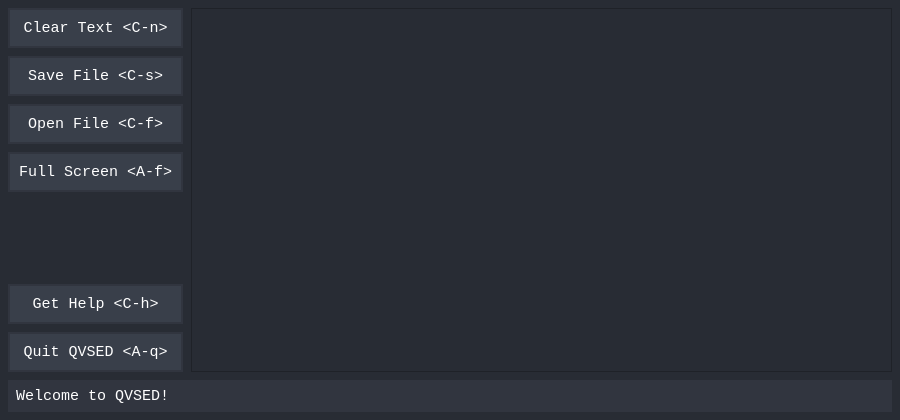
Above: qvsed/qvsed.ui from That1M8Head/QVSED before the change. Below: the same form after it.
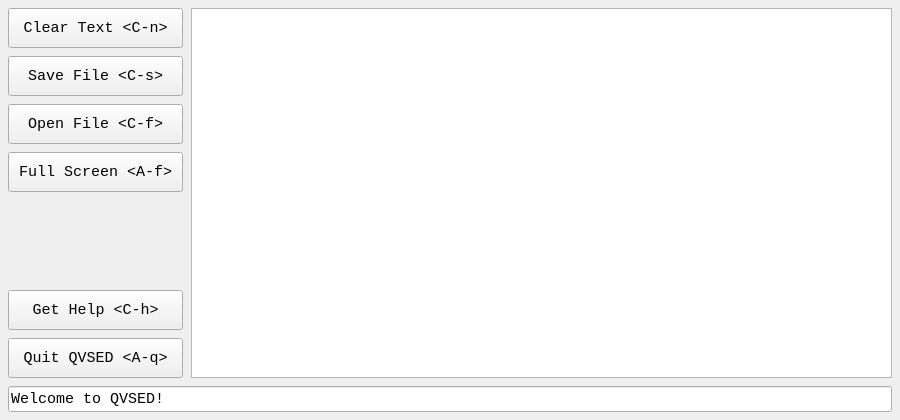
That is the form after the change.

Commit message:
Fixed the whole styling thing
Styling in config.py has been made a lot more minimal.
Removed the style sheets from the UI file, so that I can set them in my code dynamically.
And it should all work now.
Fingers crossed.

Patch:
```diff
--- a/qvsed/qvsed.ui
+++ b/qvsed/qvsed.ui
@@ -11,448 +11,6 @@
     <height>420</height>
    </rect>
   </property>
-  <property name="palette">
-   <palette>
-    <active>
-     <colorrole role="WindowText">
-      <brush brushstyle="SolidPattern">
-       <color alpha="255">
-        <red>255</red>
-        <green>255</green>
-        <blue>255</blue>
-       </color>
-      </brush>
-     </colorrole>
-     <colorrole role="Button">
-      <brush brushstyle="SolidPattern">
-       <color alpha="255">
-        <red>40</red>
-        <green>44</green>
-        <blue>52</blue>
-       </color>
-      </brush>
-     </colorrole>
-     <colorrole role="Light">
-      <brush brushstyle="SolidPattern">
-       <color alpha="255">
-        <red>255</red>
-        <green>255</green>
-        <blue>255</blue>
-       </color>
-      </brush>
-     </colorrole>
-     <colorrole role="Midlight">
-      <brush brushstyle="SolidPattern">
-       <color alpha="255">
-        <red>255</red>
-        <green>255</green>
-        <blue>255</blue>
-       </color>
-      </brush>
-     </colorrole>
-     <colorrole role="Dark">
-      <brush brushstyle="SolidPattern">
-       <color alpha="255">
-        <red>127</red>
-        <green>127</green>
-        <blue>127</blue>
-       </color>
-      </brush>
-     </colorrole>
-     <colorrole role="Mid">
-      <brush brushstyle="SolidPattern">
-       <color alpha="255">
-        <red>170</red>
-        <green>170</green>
-        <blue>170</blue>
-       </color>
-      </brush>
-     </colorrole>
-     <colorrole role="Text">
-      <brush brushstyle="SolidPattern">
-       <color alpha="255">
-        <red>255</red>
-        <green>255</green>
-        <blue>255</blue>
-       </color>
-      </brush>
-     </colorrole>
-     <colorrole role="BrightText">
-      <brush brushstyle="SolidPattern">
-       <color alpha="255">
-        <red>255</red>
-        <green>255</green>
-        <blue>255</blue>
-       </color>
-      </brush>
-     </colorrole>
-     <colorrole role="ButtonText">
-      <brush brushstyle="SolidPattern">
-       <color alpha="255">
-        <red>255</red>
-        <green>255</green>
-        <blue>255</blue>
-       </color>
-      </brush>
-     </colorrole>
-     <colorrole role="Base">
-      <brush brushstyle="SolidPattern">
-       <color alpha="255">
-        <red>40</red>
-        <green>44</green>
-        <blue>52</blue>
-       </color>
-      </brush>
-     </colorrole>
-     <colorrole role="Window">
-      <brush brushstyle="SolidPattern">
-       <color alpha="255">
-        <red>40</red>
-        <green>44</green>
-        <blue>52</blue>
-       </color>
-      </brush>
-     </colorrole>
-     <colorrole role="Shadow">
-      <brush brushstyle="SolidPattern">
-       <color alpha="255">
-        <red>0</red>
-        <green>0</green>
-        <blue>0</blue>
-       </color>
-      </brush>
-     </colorrole>
-     <colorrole role="AlternateBase">
-      <brush brushstyle="SolidPattern">
-       <color alpha="255">
-        <red>255</red>
-        <green>255</green>
-        <blue>255</blue>
-       </color>
-      </brush>
-     </colorrole>
-     <colorrole role="ToolTipBase">
-      <brush brushstyle="SolidPattern">
-       <color alpha="255">
-        <red>255</red>
-        <green>255</green>
-        <blue>220</blue>
-       </color>
-      </brush>
-     </colorrole>
-     <colorrole role="ToolTipText">
-      <brush brushstyle="SolidPattern">
-       <color alpha="255">
-        <red>0</red>
-        <green>0</green>
-        <blue>0</blue>
-       </color>
-      </brush>
-     </colorrole>
-     <colorrole role="PlaceholderText">
-      <brush brushstyle="SolidPattern">
-       <color alpha="128">
-        <red>0</red>
-        <green>0</green>
-        <blue>0</blue>
-       </color>
-      </brush>
-     </colorrole>
-    </active>
-    <inactive>
-     <colorrole role="WindowText">
-      <brush brushstyle="SolidPattern">
-       <color alpha="255">
-        <red>255</red>
-        <green>255</green>
-        <blue>255</blue>
-       </color>
-      </brush>
-     </colorrole>
-     <colorrole role="Button">
-      <brush brushstyle="SolidPattern">
-       <color alpha="255">
-        <red>40</red>
-        <green>44</green>
-        <blue>52</blue>
-       </color>
-      </brush>
-     </colorrole>
-     <colorrole role="Light">
-      <brush brushstyle="SolidPattern">
-       <color alpha="255">
-        <red>255</red>
-        <green>255</green>
-        <blue>255</blue>
-       </color>
-      </brush>
-     </colorrole>
-     <colorrole role="Midlight">
-      <brush brushstyle="SolidPattern">
-       <color alpha="255">
-        <red>255</red>
-        <green>255</green>
-        <blue>255</blue>
-       </color>
-      </brush>
-     </colorrole>
-     <colorrole role="Dark">
-      <brush brushstyle="SolidPattern">
-       <color alpha="255">
-        <red>127</red>
-        <green>127</green>
-        <blue>127</blue>
-       </color>
-      </brush>
-     </colorrole>
-     <colorrole role="Mid">
-      <brush brushstyle="SolidPattern">
-       <color alpha="255">
-        <red>170</red>
-        <green>170</green>
-        <blue>170</blue>
-       </color>
-      </brush>
-     </colorrole>
-     <colorrole role="Text">
-      <brush brushstyle="SolidPattern">
-       <color alpha="255">
-        <red>255</red>
-        <green>255</green>
-        <blue>255</blue>
-       </color>
-      </brush>
-     </colorrole>
-     <colorrole role="BrightText">
-      <brush brushstyle="SolidPattern">
-       <color alpha="255">
-        <red>255</red>
-        <green>255</green>
-        <blue>255</blue>
-       </color>
-      </brush>
-     </colorrole>
-     <colorrole role="ButtonText">
-      <brush brushstyle="SolidPattern">
-       <color alpha="255">
-        <red>255</red>
-        <green>255</green>
-        <blue>255</blue>
-       </color>
-      </brush>
-     </colorrole>
-     <colorrole role="Base">
-      <brush brushstyle="SolidPattern">
-       <color alpha="255">
-        <red>40</red>
-        <green>44</green>
-        <blue>52</blue>
-       </color>
-      </brush>
-     </colorrole>
-     <colorrole role="Window">
-      <brush brushstyle="SolidPattern">
-       <color alpha="255">
-        <red>40</red>
-        <green>44</green>
-        <blue>52</blue>
-       </color>
-      </brush>
-     </colorrole>
-     <colorrole role="Shadow">
-      <brush brushstyle="SolidPattern">
-       <color alpha="255">
-        <red>0</red>
-        <green>0</green>
-        <blue>0</blue>
-       </color>
-      </brush>
-     </colorrole>
-     <colorrole role="AlternateBase">
-      <brush brushstyle="SolidPattern">
-       <color alpha="255">
-        <red>255</red>
-        <green>255</green>
-        <blue>255</blue>
-       </color>
-      </brush>
-     </colorrole>
-     <colorrole role="ToolTipBase">
-      <brush brushstyle="SolidPattern">
-       <color alpha="255">
-        <red>255</red>
-        <green>255</green>
-        <blue>220</blue>
-       </color>
-      </brush>
-     </colorrole>
-     <colorrole role="ToolTipText">
-      <brush brushstyle="SolidPattern">
-       <color alpha="255">
-        <red>0</red>
-        <green>0</green>
-        <blue>0</blue>
-       </color>
-      </brush>
-     </colorrole>
-     <colorrole role="PlaceholderText">
-      <brush brushstyle="SolidPattern">
-       <color alpha="128">
-        <red>0</red>
-        <green>0</green>
-        <blue>0</blue>
-       </color>
-      </brush>
-     </colorrole>
-    </inactive>
-    <disabled>
-     <colorrole role="WindowText">
-      <brush brushstyle="SolidPattern">
-       <color alpha="255">
-        <red>255</red>
-        <green>255</green>
-        <blue>255</blue>
-       </color>
-      </brush>
-     </colorrole>
-     <colorrole role="Button">
-      <brush brushstyle="SolidPattern">
-       <color alpha="255">
-        <red>40</red>
-        <green>44</green>
-        <blue>52</blue>
-       </color>
-      </brush>
-     </colorrole>
-     <colorrole role="Light">
-      <brush brushstyle="SolidPattern">
-       <color alpha="255">
-        <red>255</red>
-        <green>255</green>
-        <blue>255</blue>
-       </color>
-      </brush>
-     </colorrole>
-     <colorrole role="Midlight">
-      <brush brushstyle="SolidPattern">
-       <color alpha="255">
-        <red>255</red>
-        <green>255</green>
-        <blue>255</blue>
-       </color>
-      </brush>
-     </colorrole>
-     <colorrole role="Dark">
-      <brush brushstyle="SolidPattern">
-       <color alpha="255">
-        <red>127</red>
-        <green>127</green>
-        <blue>127</blue>
-       </color>
-      </brush>
-     </colorrole>
-     <colorrole role="Mid">
-      <brush brushstyle="SolidPattern">
-       <color alpha="255">
-        <red>170</red>
-        <green>170</green>
-        <blue>170</blue>
-       </color>
-      </brush>
-     </colorrole>
-     <colorrole role="Text">
-      <brush brushstyle="SolidPattern">
-       <color alpha="255">
-        <red>255</red>
-        <green>255</green>
-        <blue>255</blue>
-       </color>
-      </brush>
-     </colorrole>
-     <colorrole role="BrightText">
-      <brush brushstyle="SolidPattern">
-       <color alpha="255">
-        <red>255</red>
-        <green>255</green>
-        <blue>255</blue>
-       </color>
-      </brush>
-     </colorrole>
-     <colorrole role="ButtonText">
-      <brush brushstyle="SolidPattern">
-       <color alpha="255">
-        <red>255</red>
-        <green>255</green>
-        <blue>255</blue>
-       </color>
-      </brush>
-     </colorrole>
-     <colorrole role="Base">
-      <brush brushstyle="SolidPattern">
-       <color alpha="255">
-        <red>40</red>
-        <green>44</green>
-        <blue>52</blue>
-       </color>
-      </brush>
-     </colorrole>
-     <colorrole role="Window">
-      <brush brushstyle="SolidPattern">
-       <color alpha="255">
-        <red>40</red>
-        <green>44</green>
-        <blue>52</blue>
-       </color>
-      </brush>
-     </colorrole>
-     <colorrole role="Shadow">
-      <brush brushstyle="SolidPattern">
-       <color alpha="255">
-        <red>0</red>
-        <green>0</green>
-        <blue>0</blue>
-       </color>
-      </brush>
-     </colorrole>
-     <colorrole role="AlternateBase">
-      <brush brushstyle="SolidPattern">
-       <color alpha="255">
-        <red>255</red>
-        <green>255</green>
-        <blue>255</blue>
-       </color>
-      </brush>
-     </colorrole>
-     <colorrole role="ToolTipBase">
-      <brush brushstyle="SolidPattern">
-       <color alpha="255">
-        <red>255</red>
-        <green>255</green>
-        <blue>220</blue>
-       </color>
-      </brush>
-     </colorrole>
-     <colorrole role="ToolTipText">
-      <brush brushstyle="SolidPattern">
-       <color alpha="255">
-        <red>0</red>
-        <green>0</green>
-        <blue>0</blue>
-       </color>
-      </brush>
-     </colorrole>
-     <colorrole role="PlaceholderText">
-      <brush brushstyle="SolidPattern">
-       <color alpha="128">
-        <red>0</red>
-        <green>0</green>
-        <blue>0</blue>
-       </color>
-      </brush>
-     </colorrole>
-    </disabled>
-   </palette>
-  </property>
   <property name="font">
    <font>
     <family>monospace</family>
@@ -462,47 +20,11 @@
    <string>QVSED</string>
   </property>
   <property name="styleSheet">
-   <string notr="true">color: white;
-background: #282c34;</string>
+   <string notr="true"/>
   </property>
   <widget class="QWidget" name="centralwidget">
    <property name="styleSheet">
-    <string notr="true">QPushButton {
-	border: 2px solid #31353f;
-    background: #393f4a;
-    padding: 2px;
-}
-
-QPushButton:hover {
-	background: #31353f;
-}
-
-QPushButton:pressed {
-	 background: #282c34;
-}
-
-QScrollBar:vertical {
-    background-color: #31353f;
-    width: 16px;
-    margin: 16px 0 16px 0;
-}
-
-QScrollBar::handle:vertical {
-    background-color: #393f4a;
-    min-height: 20px;
-}
-
-QScrollBar::handle:vertical:hover {
-    background-color: #555B67;
-}
-
-QScrollBar::add-line:vertical, QScrollBar::sub-line:vertical {
-    background: none;
-}
-
-QScrollBar::add-page:vertical, QScrollBar::sub-page:vertical {
-    background: none;
-}</string>
+    <string notr="true"/>
    </property>
    <layout class="QHBoxLayout" name="horizontalLayout_4">
     <property name="spacing">
@@ -774,7 +296,7 @@
          </font>
         </property>
         <property name="styleSheet">
-         <string notr="true">border: 2px; background: #31353f; padding: 6px;</string>
+         <string notr="true"/>
         </property>
         <property name="text">
          <string>Welcome to QVSED!</string>
```
Left out of the diff: 10 changed lines with no effect on the pictures. The commit also changes 2 other files.
